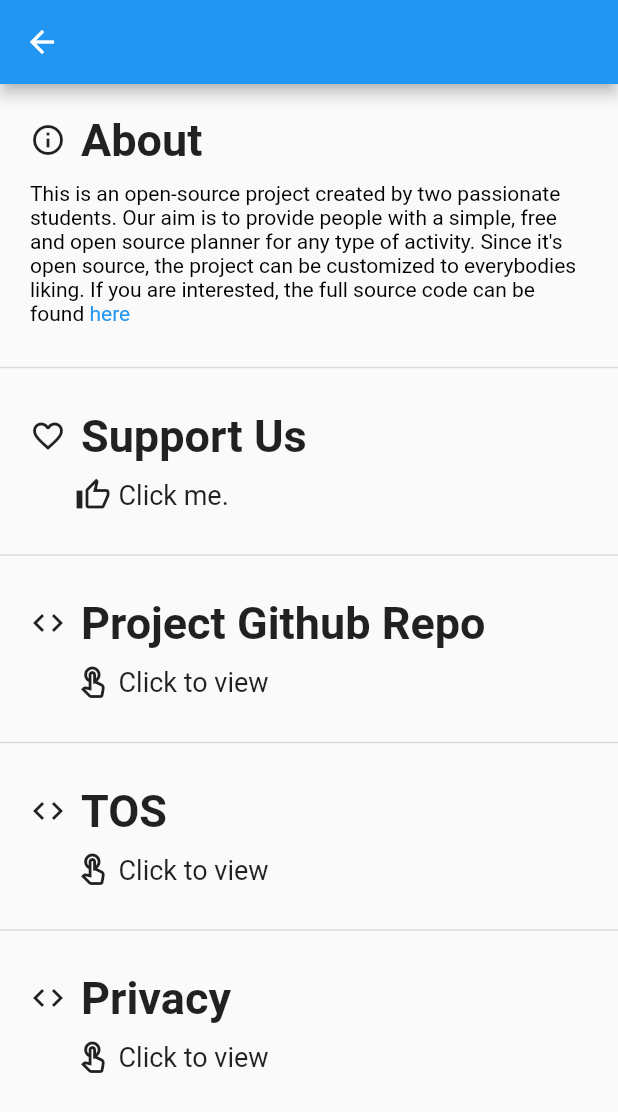
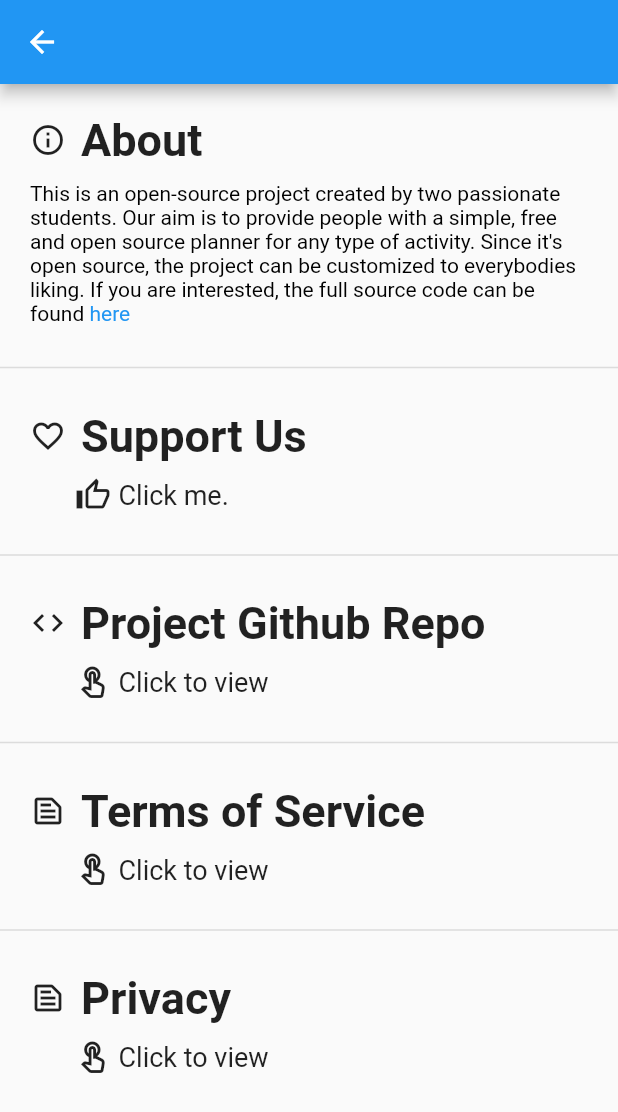
Before and after one commit to XDDK/LightPlan, a Flutter app: the SettingsPage screen opened by its route, after a tap on "Click me.", on a phone screen of 412 x 824 dp. Shown: the top 1112 px of the screen. Run offline on Flutter 3.47's test engine with Material 2 defaults, Android fonts, the light colour scheme and no system bars; our stand-ins replace hive, hive_flutter; accounts and stored records are empty; generated files the repository leaves out were written again.

```diff
--- a/lib/ui/screens/settings_page.dart
+++ b/lib/ui/screens/settings_page.dart
@@ -1,7 +1,6 @@
 import 'package:flutter/foundation.dart';
 import 'package:flutter/gestures.dart';
 import 'package:flutter/material.dart';
-import 'package:launch_review/launch_review.dart';
 import 'package:url_launcher/url_launcher.dart';
 
 import '../widgets/containers/my_container.dart';
@@ -54,8 +53,8 @@ class SettingsPage extends StatelessWidget {
                           String androidAppId = "com.lightplanx.xddk";
                           if (kIsWeb)
                             launch("https://play.google.com/store/apps/details?id=$androidAppId");
-                          else
-                            LaunchReview.launch(androidAppId: "$androidAppId");
+                          //else
+                            //LaunchReview.launch(androidAppId: "$androidAppId");
                         },
                         child: Text(
                           "Click me.",
@@ -89,8 +88,8 @@ class SettingsPage extends StatelessWidget {
               ),
               Divider(thickness: 1),
               _buildItem(
-                Icons.code_outlined,
-                "TOS",
+                Icons.text_snippet_outlined,
+                "Terms of Service",
                 Padding(
                   padding: const EdgeInsets.only(left: 30),
                   child: Row(
@@ -110,7 +109,7 @@ class SettingsPage extends StatelessWidget {
               ),
               Divider(thickness: 1),
               _buildItem(
-                Icons.code_outlined,
+                Icons.text_snippet_outlined,
                 "Privacy",
                 Padding(
                   padding: const EdgeInsets.only(left: 30),
--- a/lib/ui/widgets/containers/task_details_container.dart
+++ b/lib/ui/widgets/containers/task_details_container.dart
@@ -64,6 +64,7 @@ class _TaskDetailsContainer extends State<TaskDetailsContainer> {
                 children: [
                   //Preview UI: show current task details
                   ListView.builder(
+                    physics: NeverScrollableScrollPhysics(),
                     shrinkWrap: true,
                     itemCount: treeSubTasks.length,
                     itemBuilder: (BuildContext context, int index) {
--- a/lib/ui/widgets/tree_timer.dart
+++ b/lib/ui/widgets/tree_timer.dart
@@ -55,11 +55,11 @@ class _TreeTimerStateful extends State<TreeTimer> {
     );
   }
 
-  TextStyle customStyle(double _fontSize) {
+  TextStyle customStyle(double fontSize) {
     return TextStyle(
       letterSpacing: 3.0,
       color: Colors.black,
-      fontSize: _fontSize,
+      fontSize: fontSize,
       fontWeight: FontWeight.bold
     );
   }
@@ -96,8 +96,8 @@ class _TreeTimerStateful extends State<TreeTimer> {
           letterSpacing: 3.0,
           color: Colors.black,
           fontSize: 30,
+          fontFamily: 'digital-7',
           fontWeight: FontWeight.bold,
-          fontFamily: 'digital-7',
         ),
       ),
       padding: EdgeInsets.all(10),
--- a/pubspec.yaml
+++ b/pubspec.yaml
@@ -28,7 +28,6 @@ dependencies:
   hive: ^1.4.4+1
   provider: ^4.3.2+3
   url_launcher: ^5.7.5
-  launch_review: ^1.0.1
 
 dev_dependencies:
   flutter_test:
```
Also changed, not shown: pubspec.lock.
